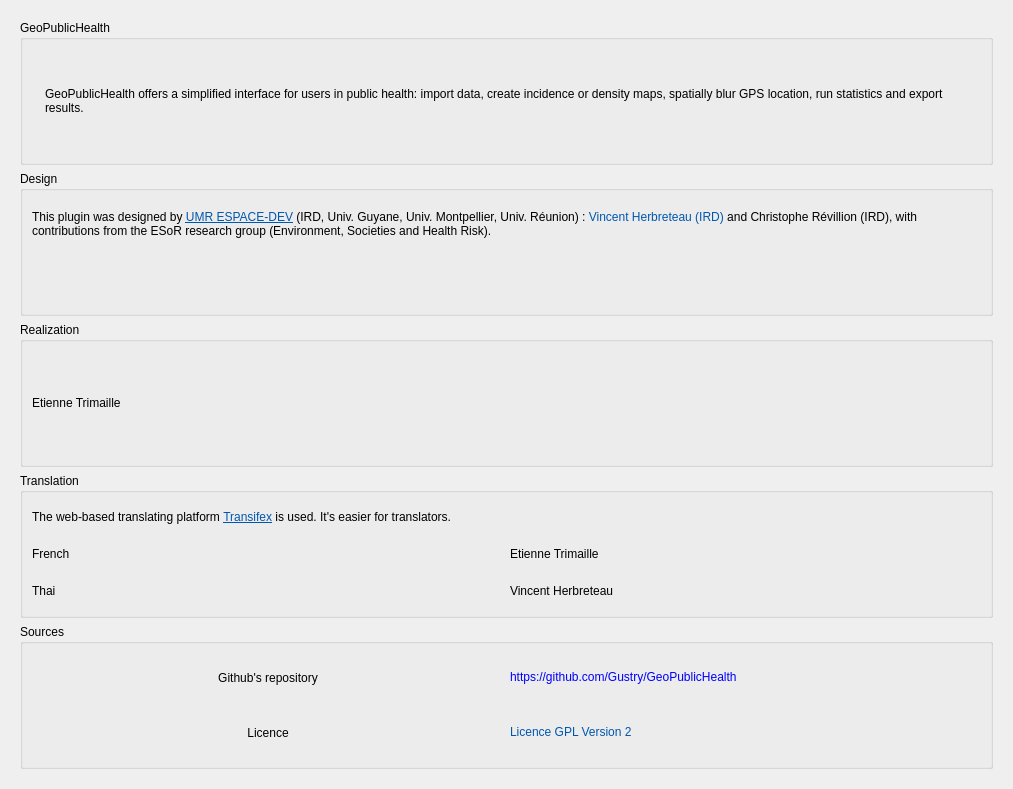
First picture: the form in ui/about.ui, repository ePublicHealth/GeoPublicHealth, before the edit.
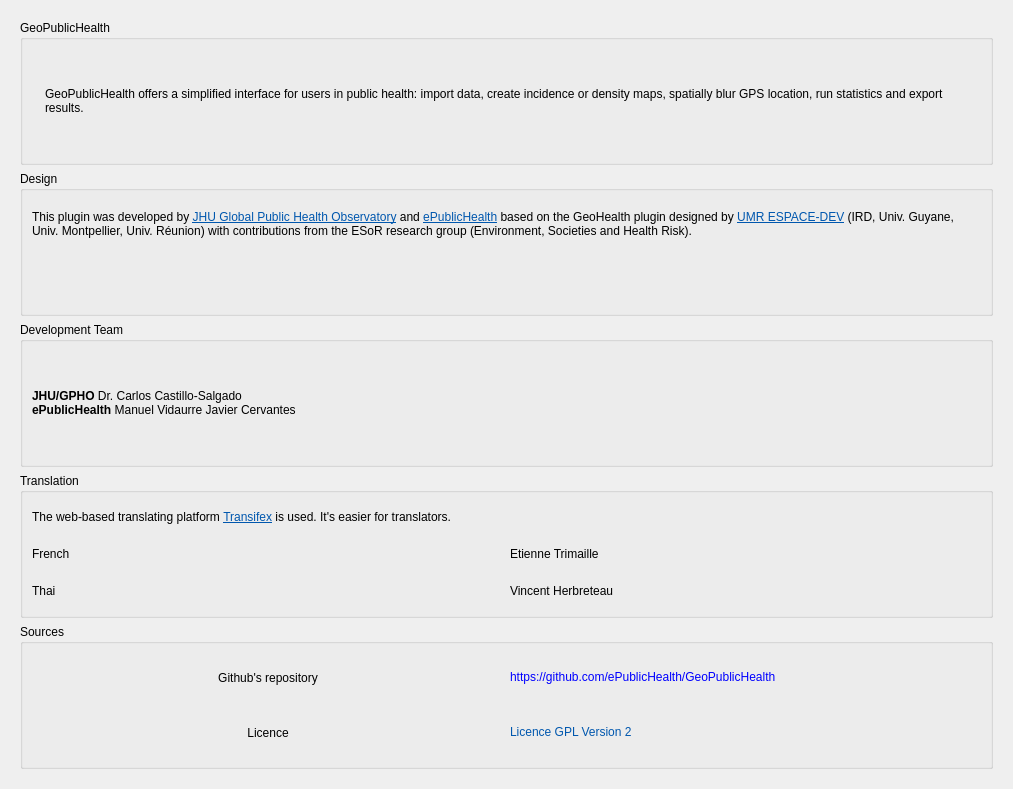
Second picture: the form after the edit. Icons and pictures are not drawn.

Commit message: Updating the about.ui for reflecting the changes on GeoPublicHealth

What changed in the file:
```diff
--- a/ui/about.ui
+++ b/ui/about.ui
@@ -31,8 +31,8 @@
        <rect>
         <x>0</x>
         <y>0</y>
-        <width>1005</width>
-        <height>781</height>
+        <width>989</width>
+        <height>765</height>
        </rect>
       </property>
       <layout class="QVBoxLayout" name="verticalLayout_3">
@@ -87,7 +87,7 @@
           <item>
            <widget class="QLabel" name="label_5">
             <property name="text">
-             <string>&lt;html&gt;&lt;head/&gt;&lt;body&gt;&lt;p&gt; This plugin was designed by &lt;a href=&quot;http://www.espace-dev.fr&quot;&gt;&lt;span style=&quot; text-decoration: underline; color:#0057ae;&quot;&gt;UMR ESPACE-DEV&lt;/span&gt;&lt;/a&gt; (IRD, Univ. Guyane, Univ. Montpellier, Univ. Réunion) : &lt;a href=&quot;mailto:vincent.herbreteau@ird.fr?subject=Plugin GeoPublicHealth&quot;&gt;&lt;span style=&quot; color:#0057ae;&quot; style=&quot;text-decoration:none;&quot;&gt;Vincent Herbreteau (IRD)&lt;/span&gt;&lt;/a&gt; and &lt;a href=&quot;mailto:christophe.revillion@univ-reunion.fr?subject=Plugin GeoPublicHealth&quot; style=&quot;text-decoration:none;&quot;&gt;Christophe Révillion (IRD)&lt;/a&gt;, with contributions from the ESoR research group (Environment, Societies and Health Risk).&lt;/p&gt;&lt;/body&gt;&lt;/html&gt;</string>
+             <string>&lt;html&gt;&lt;head/&gt;&lt;body&gt;&lt;p&gt;This plugin was developed by &lt;a href=&quot;http://gpho.info/&quot;&gt;&lt;span style=&quot; text-decoration: underline; color:#0057ae;&quot;&gt;JHU Global Public Health Observatory&lt;/span&gt;&lt;/a&gt; and &lt;a href=&quot;http://epublichealth.co/&quot;&gt;&lt;span style=&quot; text-decoration: underline; color:#0057ae;&quot;&gt;ePublicHealth&lt;/span&gt;&lt;/a&gt; based on the GeoHealth plugin designed by &lt;a href=&quot;http://www.espace-dev.fr&quot;&gt;&lt;span style=&quot; text-decoration: underline; color:#0057ae;&quot;&gt;UMR ESPACE-DEV&lt;/span&gt;&lt;/a&gt; (IRD, Univ. Guyane, Univ. Montpellier, Univ. Réunion) with contributions from the ESoR research group (Environment, Societies and Health Risk).&lt;/p&gt;&lt;/body&gt;&lt;/html&gt;</string>
             </property>
             <property name="wordWrap">
              <bool>true</bool>
@@ -98,6 +98,9 @@
            <layout class="QHBoxLayout" name="horizontalLayout">
             <item>
              <widget class="QLabel" name="label_9">
+              <property name="enabled">
+               <bool>true</bool>
+              </property>
               <property name="text">
                <string notr="true"/>
               </property>
@@ -116,8 +119,8 @@
              </widget>
             </item>
             <item>
-             <layout class="QVBoxLayout" name="verticalLayout_6">
-              <item>
+             <layout class="QGridLayout" name="gridLayout">
+              <item row="1" column="0">
                <widget class="QLabel" name="label_6">
                 <property name="sizePolicy">
                  <sizepolicy hsizetype="Minimum" vsizetype="Minimum">
@@ -152,7 +155,7 @@
        <item>
         <widget class="QGroupBox" name="groupBox_2">
          <property name="title">
-          <string>Realization</string>
+          <string>Development Team</string>
          </property>
          <layout class="QVBoxLayout" name="verticalLayout_4">
           <item>
@@ -162,7 +165,10 @@
               <item>
                <widget class="QLabel" name="label_11">
                 <property name="text">
-                 <string notr="true">&lt;a href=&quot;mailto:etienne@trimaille.eu?subject=Plugin GeoPublicHealth&quot; style=&quot;text-decoration:none;&quot;&gt;Etienne Trimaille&lt;/a&gt;</string>
+                 <string notr="true">&lt;strong&gt;JHU/GPHO&lt;/strong&gt; &lt;a href=&quot;mailto:ccastil3@jhu.edu?subject=Plugin GeoPublicHealth&quot; style=&quot;text-decoration:none;&quot;&gt;Dr. Carlos Castillo-Salgado&lt;/a&gt;&lt;br /&gt;
+&lt;strong&gt;ePublicHealth&lt;/strong&gt;
+&lt;a href=&quot;mailto:manuel@epublichealth.co?subject=Plugin GeoPublicHealth&quot; style=&quot;text-decoration:none;&quot;&gt;Manuel Vidaurre&lt;/a&gt;
+&lt;a href=&quot;mailto:javier@epublichealth.co?subject=Plugin GeoPublicHealth&quot; style=&quot;text-decoration:none;&quot;&gt;Javier Cervantes&lt;/a&gt;</string>
                 </property>
                 <property name="wordWrap">
                  <bool>true</bool>
@@ -270,7 +276,7 @@
             <item row="0" column="1">
              <widget class="QLabel" name="label_22">
               <property name="text">
-               <string notr="true">&lt;a href=&quot;https://github.com/Gustry/GeoPublicHealth&quot; style=&quot;text-decoration:none;&quot;&gt;https://github.com/Gustry/GeoPublicHealth&lt;/a&gt;</string>
+               <string notr="true">&lt;a href=&quot;https://github.com/ePublicHealth/GeoPublicHealth&quot; style=&quot;text-decoration:none;&quot;&gt;https://github.com/ePublicHealth/GeoPublicHealth&lt;/a&gt;</string>
               </property>
               <property name="wordWrap">
                <bool>true</bool>
```
Left out of the diff: 32 changed lines with no effect on the pictures. The commit also changes 6 other files.
